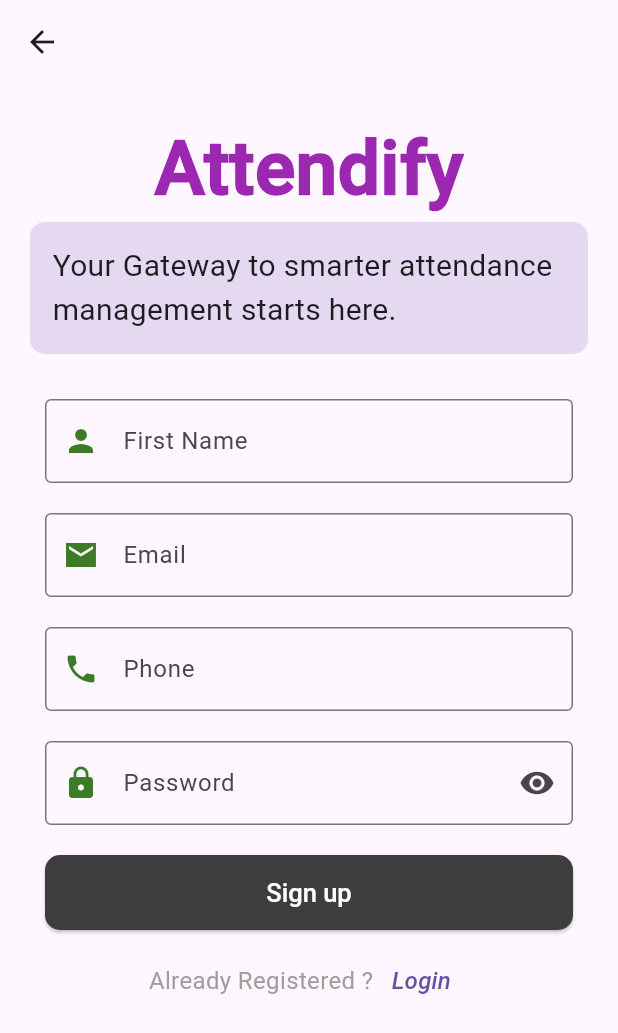
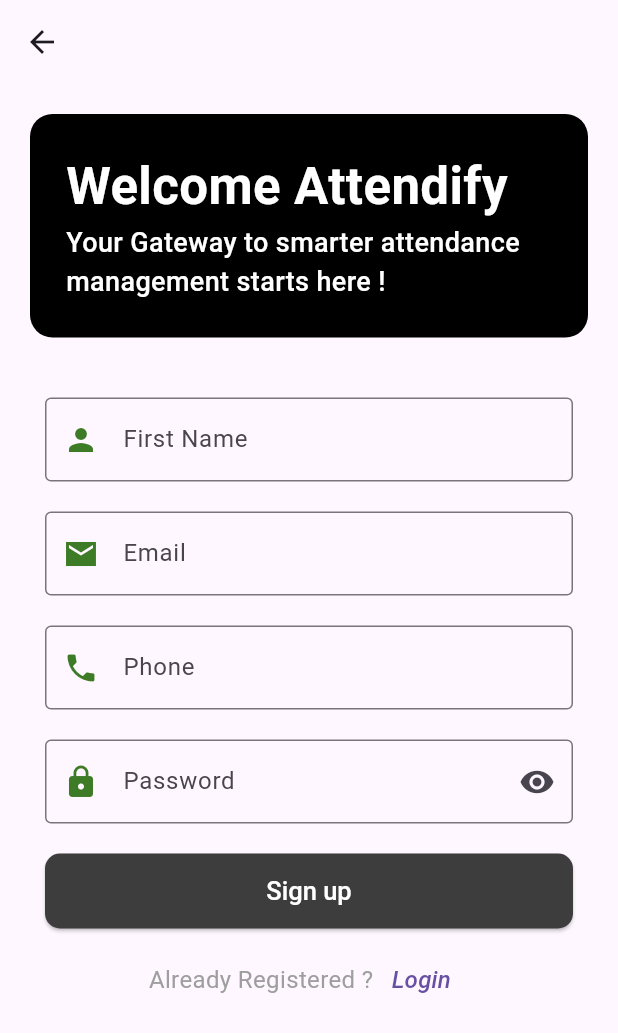
Before and after one commit to Dwidenbrahma/attendify, a Flutter app: the RegisterScreen screen opened by its route, on a phone screen of 412 x 824 dp. Shown: the top 1033 px of the screen. Run offline on Flutter 3.47's test engine with Material 3 defaults, Android fonts, the phone set to English and light mode, and no system bars; drawn by our look-alikes of animated_text_kit; Roboto replaces fonts that are missing (Sans).

Commit message:
updating the Registration page

```diff
--- a/lib/screens/register_screen.dart
+++ b/lib/screens/register_screen.dart
@@ -22,43 +22,43 @@ class _RegisterScreenState extends State<RegisterScreen> {
         body: SingleChildScrollView(
           child: Container(
             padding: EdgeInsets.all(20.0),
+
             child: Column(
               children: <Widget>[
-                SizedBox(
-                  child: AnimatedTextKit(
-                    animatedTexts: [
-                      ColorizeAnimatedText("Attendify",
-                          textStyle: kColorizeTextStyle,
-                          colors: kColorizeColors
+                Container(
+                  padding: EdgeInsets.all(24.0),
+                  decoration: BoxDecoration(
+                    borderRadius: BorderRadius.circular(15.0),
+                    color: Color(0xFF000000)
+                  ),
+
+                  child: Column(
+                    crossAxisAlignment: CrossAxisAlignment.start,
+                    children: <Widget>[
+                      Text(
+                        'Welcome Attendify',
+                        style: TextStyle(
+                          fontSize: 34.0,
+                          fontWeight: FontWeight.w700,
+                          color: Colors.white
+
+                        ),
+
+                      ),
+                      Text(
+                        'Your Gateway to smarter attendance management starts here !',
+                        style: TextStyle(
+                          fontSize: 18.0,
+                          fontFamily: 'Robot',
+                          color: Colors.white,
+                        ),
+
                       ),
                     ],
-                    isRepeatingAnimation: true,
-
-
                   ),
                 ),
-                Container(
-                  padding: EdgeInsets.all(15.0),
-
-                  decoration: BoxDecoration(
-                    borderRadius: BorderRadius.circular(10),
-                    color: Color(0xFFE5D9F2),
-                  ),
-
-                  child: Text('Your Gateway to smarter attendance management starts here.', style: TextStyle(
-                    fontSize: 20.0,
-                    fontFamily: 'Sans',
-
-
-
-                  ),
-
-
-                  )
-
-                ),
                 SizedBox(
-                  height: 20.0,
+                  height: 30.0,
                 ),
                 Container(
                   padding: EdgeInsets.all(10.0),
```
